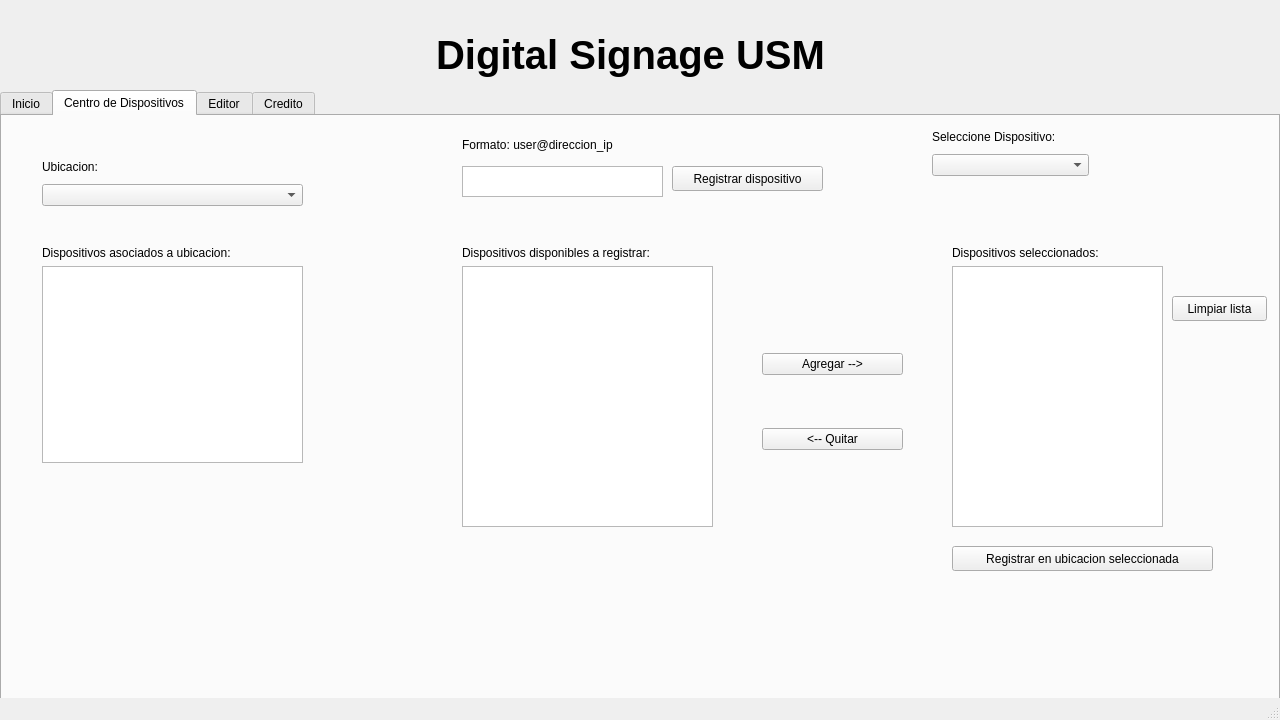
Above: ProyectoQT/Interfaz_Digital_SIgnage_USM/mainwindow.ui from seba-saca/Digital_Signage_USM before the change. Below: the same form after it.
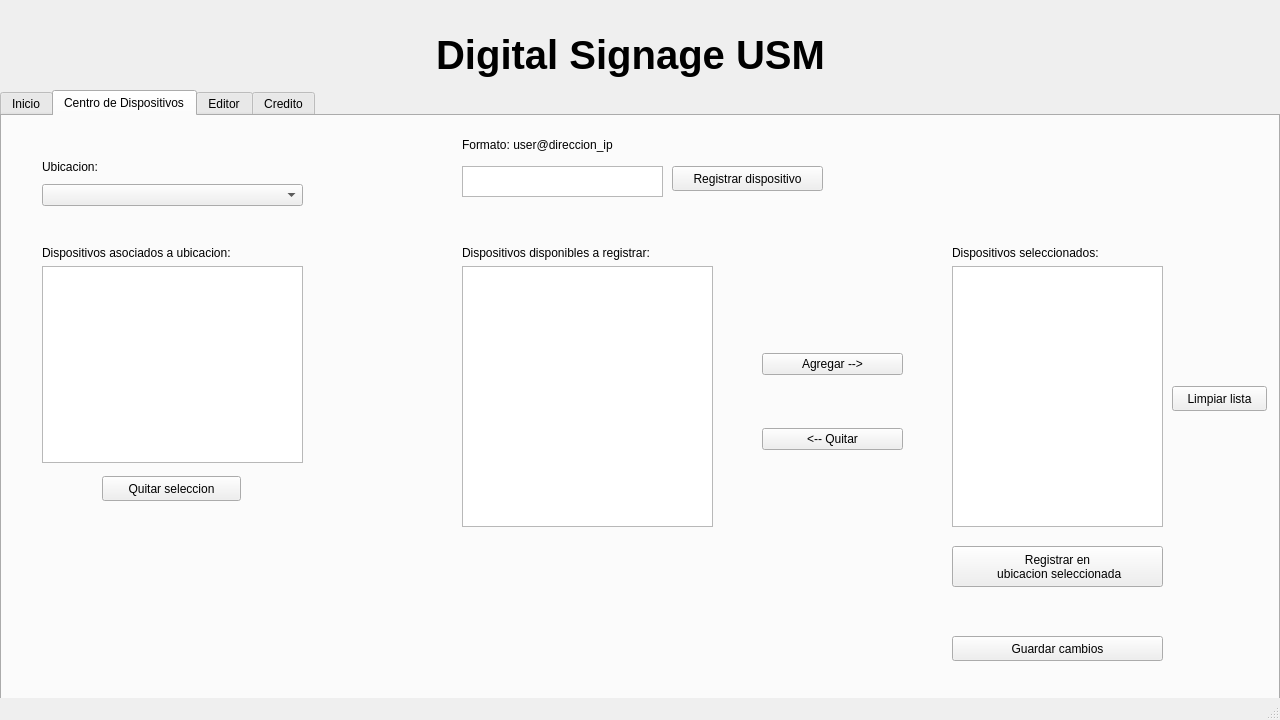
That is the form after the change. The open tabs and pages were chosen to show the change. Icons and pictures are not drawn.

Commit message: Avance_centro_disp

Diff of the .ui file:
```diff
--- a/ProyectoQT/Interfaz_Digital_SIgnage_USM/mainwindow.ui
+++ b/ProyectoQT/Interfaz_Digital_SIgnage_USM/mainwindow.ui
@@ -432,6 +432,28 @@
        </size>
       </property>
      </widget>
+     <widget class="QWidget" name="layoutWidget_7">
+      <property name="geometry">
+       <rect>
+        <x>30</x>
+        <y>30</y>
+        <width>157</width>
+        <height>50</height>
+       </rect>
+      </property>
+      <layout class="QVBoxLayout" name="verticalLayout_21">
+       <item>
+        <widget class="QLabel" name="home_ubicacion_label">
+         <property name="text">
+          <string>Ubicacion:</string>
+         </property>
+        </widget>
+       </item>
+       <item>
+        <widget class="QComboBox" name="home_ubicacion"/>
+       </item>
+      </layout>
+     </widget>
     </widget>
     <widget class="QWidget" name="Dispositivos">
      <attribute name="title">
@@ -459,28 +481,6 @@
        </item>
       </layout>
      </widget>
-     <widget class="QWidget" name="layoutWidget_7">
-      <property name="geometry">
-       <rect>
-        <x>930</x>
-        <y>10</y>
-        <width>157</width>
-        <height>50</height>
-       </rect>
-      </property>
-      <layout class="QVBoxLayout" name="verticalLayout_21">
-       <item>
-        <widget class="QLabel" name="label_dispositivos_centro">
-         <property name="text">
-          <string>Seleccione Dispositivo:</string>
-         </property>
-        </widget>
-       </item>
-       <item>
-        <widget class="QComboBox" name="lista_dispositivos_centro"/>
-       </item>
-      </layout>
-     </widget>
      <widget class="QWidget" name="layoutWidget_8">
       <property name="geometry">
        <rect>
@@ -588,19 +588,20 @@
        <rect>
         <x>950</x>
         <y>430</y>
-        <width>261</width>
-        <height>25</height>
+        <width>211</width>
+        <height>41</height>
        </rect>
       </property>
       <property name="text">
-       <string>Registrar en ubicacion seleccionada</string>
+       <string>Registrar en 
+ ubicacion seleccionada</string>
       </property>
      </widget>
      <widget class="QPushButton" name="Limpiar_lista_dispositivos">
       <property name="geometry">
        <rect>
         <x>1170</x>
-        <y>180</y>
+        <y>270</y>
         <width>95</width>
         <height>25</height>
        </rect>
@@ -609,6 +610,32 @@
        <string>Limpiar lista</string>
       </property>
      </widget>
+     <widget class="QPushButton" name="Guardar_cambios_dispositivos_agregados">
+      <property name="geometry">
+       <rect>
+        <x>950</x>
+        <y>520</y>
+        <width>211</width>
+        <height>25</height>
+       </rect>
+      </property>
+      <property name="text">
+       <string>Guardar cambios</string>
+      </property>
+     </widget>
+     <widget class="QPushButton" name="Quitar_dispositivo_lista_ubicacion">
+      <property name="geometry">
+       <rect>
+        <x>100</x>
+        <y>360</y>
+        <width>139</width>
+        <height>25</height>
+       </rect>
+      </property>
+      <property name="text">
+       <string>Quitar seleccion</string>
+      </property>
+     </widget>
      <widget class="QWidget" name="">
       <property name="geometry">
        <rect>
```
Left out of the diff: 34 changed lines with no effect on the pictures. The commit also changes 4 other files.
